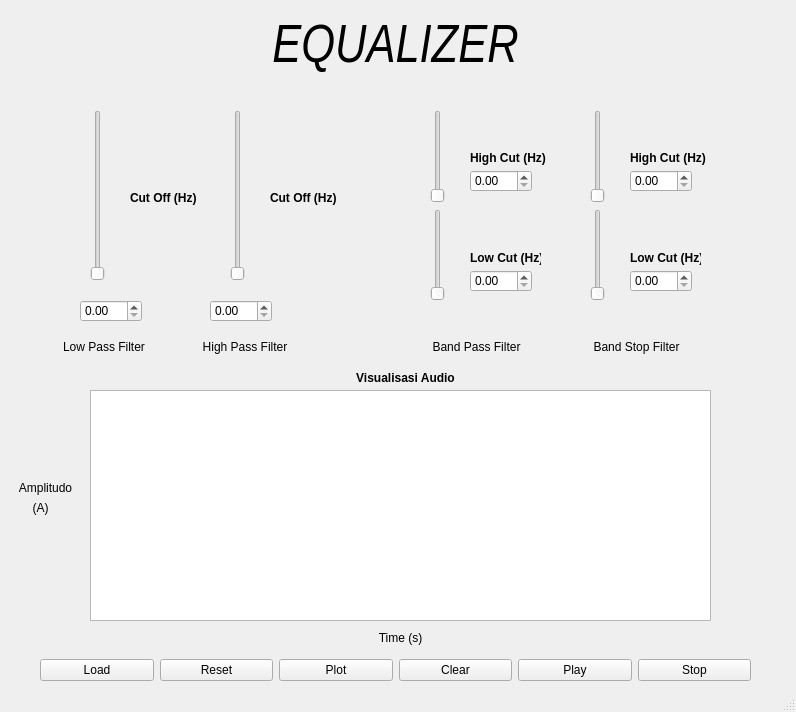
The window that design_Equalizer.ui (TynClause/Equalizer-Audio-Python) describes before a commit, drawn with Qt 5.
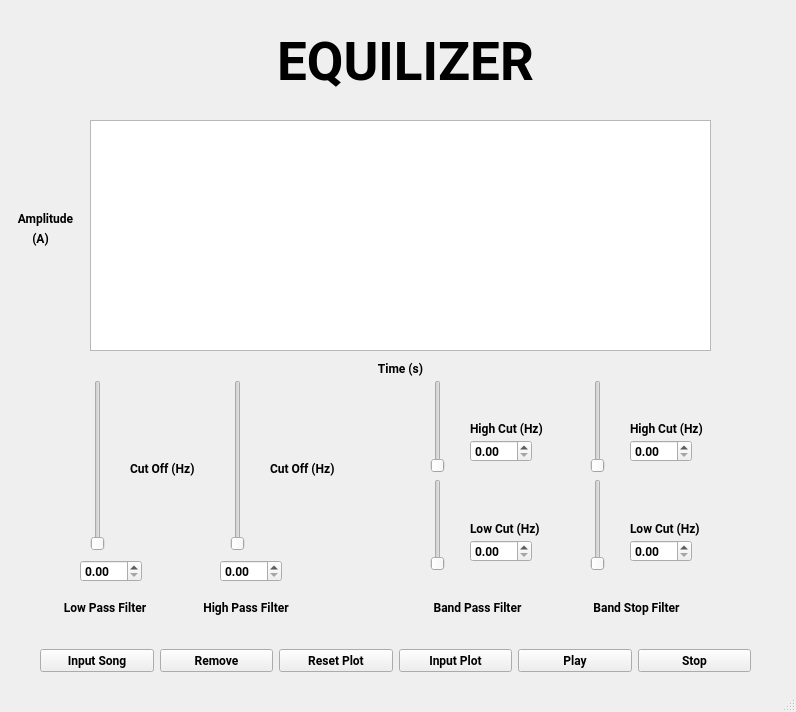
The same window after the commit. Icons and pictures are not drawn.

```diff
--- a/design_Equalizer.ui
+++ b/design_Equalizer.ui
@@ -17,184 +17,41 @@
    <string>MainWindow</string>
   </property>
   <widget class="QWidget" name="centralwidget">
-   <widget class="QWidget" name="verticalLayoutWidget">
-    <property name="geometry">
-     <rect>
-      <x>20</x>
-      <y>9</y>
-      <width>751</width>
-      <height>79</height>
-     </rect>
-    </property>
-    <layout class="QVBoxLayout" name="verticalLayout">
-     <item>
-      <widget class="QLabel" name="Judul">
-       <property name="font">
-        <font>
-         <family>Arial Narrow</family>
-         <pointsize>40</pointsize>
-         <italic>true</italic>
-        </font>
-       </property>
-       <property name="text">
-        <string>EQUALIZER</string>
-       </property>
-       <property name="alignment">
-        <set>Qt::AlignCenter</set>
-       </property>
-      </widget>
-     </item>
-    </layout>
-   </widget>
    <widget class="QGraphicsView" name="graphicsView">
     <property name="geometry">
      <rect>
       <x>90</x>
-      <y>390</y>
+      <y>120</y>
       <width>621</width>
       <height>231</height>
      </rect>
     </property>
-   </widget>
-   <widget class="QWidget" name="verticalLayoutWidget_2">
-    <property name="geometry">
-     <rect>
-      <x>60</x>
-      <y>330</y>
-      <width>88</width>
-      <height>34</height>
-     </rect>
-    </property>
-    <layout class="QVBoxLayout" name="verticalLayout_2">
-     <item>
-      <widget class="QLabel" name="label">
-       <property name="text">
-        <string>Low Pass Filter</string>
-       </property>
-       <property name="alignment">
-        <set>Qt::AlignCenter</set>
-       </property>
-      </widget>
-     </item>
-    </layout>
-   </widget>
-   <widget class="QWidget" name="verticalLayoutWidget_3">
-    <property name="geometry">
-     <rect>
-      <x>200</x>
-      <y>330</y>
-      <width>90</width>
-      <height>34</height>
-     </rect>
-    </property>
-    <layout class="QVBoxLayout" name="verticalLayout_3">
-     <item>
-      <widget class="QLabel" name="label_3">
-       <property name="text">
-        <string>High Pass Filter</string>
-       </property>
-       <property name="alignment">
-        <set>Qt::AlignCenter</set>
-       </property>
-      </widget>
-     </item>
-    </layout>
-   </widget>
-   <widget class="QWidget" name="verticalLayoutWidget_4">
-    <property name="geometry">
-     <rect>
-      <x>430</x>
-      <y>330</y>
-      <width>93</width>
-      <height>34</height>
-     </rect>
-    </property>
-    <layout class="QVBoxLayout" name="verticalLayout_4">
-     <item>
-      <widget class="QLabel" name="label_5">
-       <property name="text">
-        <string>Band Pass Filter</string>
-       </property>
-       <property name="alignment">
-        <set>Qt::AlignCenter</set>
-       </property>
-      </widget>
-     </item>
-    </layout>
-   </widget>
-   <widget class="QWidget" name="verticalLayoutWidget_5">
-    <property name="geometry">
-     <rect>
-      <x>590</x>
-      <y>330</y>
-      <width>93</width>
-      <height>34</height>
-     </rect>
-    </property>
-    <layout class="QVBoxLayout" name="verticalLayout_5">
-     <item>
-      <widget class="QLabel" name="label_7">
-       <property name="text">
-        <string>Band Stop Filter</string>
-       </property>
-       <property name="alignment">
-        <set>Qt::AlignCenter</set>
-       </property>
-      </widget>
-     </item>
-    </layout>
-   </widget>
-   <widget class="QDoubleSpinBox" name="doubleSpinBox">
-    <property name="geometry">
-     <rect>
-      <x>80</x>
-      <y>300</y>
-      <width>62</width>
-      <height>22</height>
-     </rect>
-    </property>
-   </widget>
-   <widget class="QDoubleSpinBox" name="doubleSpinBox_2">
-    <property name="geometry">
-     <rect>
-      <x>210</x>
-      <y>300</y>
-      <width>62</width>
-      <height>22</height>
-     </rect>
-    </property>
-   </widget>
-   <widget class="QDoubleSpinBox" name="doubleSpinBox_4">
-    <property name="geometry">
-     <rect>
-      <x>470</x>
-      <y>270</y>
-      <width>62</width>
-      <height>22</height>
-     </rect>
-    </property>
-   </widget>
-   <widget class="QDoubleSpinBox" name="doubleSpinBox_6">
-    <property name="geometry">
-     <rect>
-      <x>630</x>
-      <y>270</y>
-      <width>62</width>
-      <height>22</height>
-     </rect>
+    <property name="font">
+     <font>
+      <family>Roboto</family>
+      <weight>75</weight>
+      <bold>true</bold>
+     </font>
     </property>
    </widget>
    <widget class="QLabel" name="label_11">
     <property name="geometry">
      <rect>
       <x>10</x>
-      <y>480</y>
+      <y>210</y>
       <width>71</width>
       <height>16</height>
      </rect>
     </property>
+    <property name="font">
+     <font>
+      <family>Roboto</family>
+      <weight>75</weight>
+      <bold>true</bold>
+     </font>
+    </property>
     <property name="text">
-     <string>Amplitudo</string>
+     <string>Amplitude</string>
     </property>
     <property name="alignment">
      <set>Qt::AlignCenter</set>
@@ -204,11 +61,18 @@
     <property name="geometry">
      <rect>
       <x>360</x>
-      <y>630</y>
+      <y>360</y>
       <width>81</width>
       <height>16</height>
      </rect>
     </property>
+    <property name="font">
+     <font>
+      <family>Roboto</family>
+      <weight>75</weight>
+      <bold>true</bold>
+     </font>
+    </property>
     <property name="text">
      <string>Time (s)</string>
     </property>
@@ -216,68 +80,88 @@
      <set>Qt::AlignCenter</set>
     </property>
    </widget>
-   <widget class="QLabel" name="label_13">
-    <property name="geometry">
-     <rect>
-      <x>330</x>
-      <y>370</y>
-      <width>151</width>
-      <height>16</height>
-     </rect>
-    </property>
-    <property name="font">
-     <font>
-      <weight>75</weight>
-      <bold>true</bold>
-     </font>
-    </property>
-    <property name="text">
-     <string>Visualisasi Audio</string>
-    </property>
-    <property name="alignment">
-     <set>Qt::AlignCenter</set>
-    </property>
-   </widget>
    <widget class="QWidget" name="horizontalLayoutWidget_2">
     <property name="geometry">
      <rect>
       <x>40</x>
-      <y>650</y>
+      <y>640</y>
       <width>711</width>
       <height>41</height>
      </rect>
     </property>
+    <property name="font">
+     <font>
+      <family>Roboto</family>
+      <weight>75</weight>
+      <bold>true</bold>
+     </font>
+    </property>
     <layout class="QHBoxLayout" name="horizontalLayout_2">
      <item>
       <widget class="QPushButton" name="pushButton">
+       <property name="font">
+        <font>
+         <family>Roboto</family>
+         <weight>75</weight>
+         <bold>true</bold>
+        </font>
+       </property>
        <property name="text">
-        <string>Load</string>
+        <string>Input Song</string>
        </property>
       </widget>
      </item>
      <item>
       <widget class="QPushButton" name="pushButton_6">
+       <property name="font">
+        <font>
+         <family>Roboto</family>
+         <weight>75</weight>
+         <bold>true</bold>
+        </font>
+       </property>
        <property name="text">
-        <string>Reset</string>
+        <string>Remove</string>
        </property>
       </widget>
      </item>
      <item>
       <widget class="QPushButton" name="pushButton_2">
+       <property name="font">
+        <font>
+         <family>Roboto</family>
+         <weight>75</weight>
+         <bold>true</bold>
+        </font>
+       </property>
        <property name="text">
-        <string>Plot</string>
+        <string>Reset Plot</string>
        </property>
       </widget>
      </item>
      <item>
       <widget class="QPushButton" name="pushButton_3">
+       <property name="font">
+        <font>
+         <family>Roboto</family>
+         <weight>75</weight>
+         <bold>true</bold>
+        </font>
+       </property>
        <property name="text">
-        <string>Clear</string>
+        <string>Input Plot</string>
        </property>
       </widget>
      </item>
      <item>
       <widget class="QPushButton" name="pushButton_4">
+       <property name="font">
+        <font>
+         <family>Roboto</family>
+         <weight>75</weight>
+         <bold>true</bold>
+        </font>
+       </property>
        <property name="text">
         <string>Play</string>
        </property>
@@ -285,6 +169,13 @@
      </item>
      <item>
       <widget class="QPushButton" name="pushButton_5">
+       <property name="font">
+        <font>
+         <family>Roboto</family>
+         <weight>75</weight>
+         <bold>true</bold>
+        </font>
+       </property>
        <property name="text">
         <string>Stop</string>
        </property>
@@ -292,88 +183,145 @@
      </item>
     </layout>
    </widget>
-   <widget class="QWidget" name="verticalLayoutWidget_6">
+   <widget class="QLabel" name="label_14">
     <property name="geometry">
      <rect>
-      <x>430</x>
-      <y>110</y>
-      <width>31</width>
-      <height>191</height>
-     </rect>
-    </property>
-    <layout class="QVBoxLayout" name="verticalLayout_6">
-     <item>
-      <widget class="QSlider" name="C3">
-       <property name="orientation">
-        <enum>Qt::Vertical</enum>
-       </property>
-      </widget>
-     </item>
-     <item>
-      <widget class="QSlider" name="C4">
-       <property name="orientation">
-        <enum>Qt::Vertical</enum>
-       </property>
-      </widget>
-     </item>
-    </layout>
-   </widget>
-   <widget class="QWidget" name="verticalLayoutWidget_7">
-    <property name="geometry">
-     <rect>
-      <x>590</x>
-      <y>110</y>
-      <width>31</width>
-      <height>191</height>
-     </rect>
-    </property>
-    <layout class="QVBoxLayout" name="verticalLayout_7">
-     <item>
-      <widget class="QSlider" name="C5">
-       <property name="orientation">
-        <enum>Qt::Vertical</enum>
-       </property>
-      </widget>
-     </item>
-     <item>
-      <widget class="QSlider" name="C6">
-       <property name="orientation">
-        <enum>Qt::Vertical</enum>
-       </property>
-      </widget>
-     </item>
-    </layout>
-   </widget>
-   <widget class="QLabel" name="label_2">
-    <property name="geometry">
-     <rect>
-      <x>470</x>
-      <y>150</y>
-      <width>81</width>
+      <x>20</x>
+      <y>230</y>
+      <width>41</width>
       <height>16</height>
      </rect>
     </property>
     <property name="font">
      <font>
+      <family>Roboto</family>
       <weight>75</weight>
       <bold>true</bold>
      </font>
     </property>
     <property name="text">
-     <string>High Cut (Hz)</string>
+     <string>(A)</string>
+    </property>
+    <property name="alignment">
+     <set>Qt::AlignCenter</set>
+    </property>
+   </widget>
+   <widget class="QDoubleSpinBox" name="doubleSpinBox_3">
+    <property name="geometry">
+     <rect>
+      <x>470</x>
+      <y>440</y>
+      <width>62</width>
+      <height>22</height>
+     </rect>
+    </property>
+    <property name="font">
+     <font>
+      <family>Roboto</family>
+      <weight>75</weight>
+      <bold>true</bold>
+     </font>
+    </property>
+   </widget>
+   <widget class="QDoubleSpinBox" name="doubleSpinBox_4">
+    <property name="geometry">
+     <rect>
+      <x>470</x>
+      <y>540</y>
+      <width>62</width>
+      <height>22</height>
+     </rect>
+    </property>
+    <property name="font">
+     <font>
+      <family>Roboto</family>
+      <weight>75</weight>
+      <bold>true</bold>
+     </font>
+    </property>
+   </widget>
+   <widget class="QWidget" name="verticalLayoutWidget_3">
+    <property name="geometry">
+     <rect>
+      <x>200</x>
+      <y>590</y>
+      <width>92</width>
+      <height>34</height>
+     </rect>
+    </property>
+    <property name="font">
+     <font>
+      <family>Roboto</family>
+      <weight>75</weight>
+      <bold>true</bold>
+     </font>
+    </property>
+    <layout class="QVBoxLayout" name="verticalLayout_3">
+     <item>
+      <widget class="QLabel" name="label_3">
+       <property name="font">
+        <font>
+         <family>Roboto</family>
+         <weight>75</weight>
+         <bold>true</bold>
+        </font>
+       </property>
+       <property name="text">
+        <string>High Pass Filter</string>
+       </property>
+       <property name="alignment">
+        <set>Qt::AlignCenter</set>
+       </property>
+      </widget>
+     </item>
+    </layout>
+   </widget>
+   <widget class="QDoubleSpinBox" name="doubleSpinBox_2">
+    <property name="geometry">
+     <rect>
+      <x>220</x>
+      <y>560</y>
+      <width>62</width>
+      <height>22</height>
+     </rect>
+    </property>
+    <property name="font">
+     <font>
+      <family>Roboto</family>
+      <weight>75</weight>
+      <bold>true</bold>
+     </font>
+    </property>
+   </widget>
+   <widget class="QDoubleSpinBox" name="doubleSpinBox_5">
+    <property name="geometry">
+     <rect>
+      <x>630</x>
+      <y>440</y>
+      <width>62</width>
+      <height>22</height>
+     </rect>
+    </property>
+    <property name="font">
+     <font>
+      <family>Roboto</family>
+      <weight>75</weight>
+      <bold>true</bold>
+     </font>
     </property>
    </widget>
    <widget class="QLabel" name="label_4">
     <property name="geometry">
      <rect>
       <x>470</x>
-      <y>250</y>
+      <y>520</y>
       <width>71</width>
       <height>16</height>
      </rect>
     </property>
     <property name="font">
      <font>
+      <family>Roboto</family>
       <weight>75</weight>
       <bold>true</bold>
      </font>
@@ -382,17 +330,35 @@
      <string>Low Cut (Hz)</string>
     </property>
    </widget>
+   <widget class="QDoubleSpinBox" name="doubleSpinBox_6">
+    <property name="geometry">
+     <rect>
+      <x>630</x>
+      <y>540</y>
+      <width>62</width>
+      <height>22</height>
+     </rect>
+    </property>
+    <property name="font">
+     <font>
+      <family>Roboto</family>
+      <weight>75</weight>
+      <bold>true</bold>
+     </font>
+    </property>
+   </widget>
    <widget class="QLabel" name="label_6">
     <property name="geometry">
      <rect>
       <x>630</x>
-      <y>150</y>
+      <y>420</y>
       <width>81</width>
       <height>16</height>
      </rect>
     </property>
     <property name="font">
      <font>
+      <family>Roboto</family>
       <weight>75</weight>
       <bold>true</bold>
      </font>
@@ -401,37 +367,32 @@
      <string>High Cut (Hz)</string>
     </property>
    </widget>
-   <widget class="QLabel" name="label_8">
-    <property name="geometry">
-     <rect>
-      <x>630</x>
-      <y>250</y>
-      <width>71</width>
-      <height>16</height>
-     </rect>
-    </property>
-    <property name="font">
-     <font>
-      <weight>75</weight>
-      <bold>true</bold>
-     </font>
-    </property>
-    <property name="text">
-     <string>Low Cut (Hz)</string>
-    </property>
-   </widget>
    <widget class="QWidget" name="verticalLayoutWidget_8">
     <property name="geometry">
      <rect>
       <x>90</x>
-      <y>110</y>
+      <y>380</y>
       <width>31</width>
       <height>171</height>
      </rect>
     </property>
+    <property name="font">
+     <font>
+      <family>Roboto</family>
+      <weight>75</weight>
+      <bold>true</bold>
+     </font>
+    </property>
     <layout class="QVBoxLayout" name="verticalLayout_8">
      <item>
       <widget class="QSlider" name="C1">
+       <property name="font">
+        <font>
+         <family>Roboto</family>
+         <weight>75</weight>
+         <bold>true</bold>
+        </font>
+       </property>
        <property name="orientation">
         <enum>Qt::Vertical</enum>
        </property>
@@ -439,18 +400,311 @@
      </item>
     </layout>
    </widget>
+   <widget class="QLabel" name="label_10">
+    <property name="geometry">
+     <rect>
+      <x>270</x>
+      <y>460</y>
+      <width>81</width>
+      <height>16</height>
+     </rect>
+    </property>
+    <property name="font">
+     <font>
+      <family>Roboto</family>
+      <weight>75</weight>
+      <bold>true</bold>
+     </font>
+    </property>
+    <property name="text">
+     <string>Cut Off (Hz)</string>
+    </property>
+   </widget>
+   <widget class="QLabel" name="label_8">
+    <property name="geometry">
+     <rect>
+      <x>630</x>
+      <y>520</y>
+      <width>71</width>
+      <height>16</height>
+     </rect>
+    </property>
+    <property name="font">
+     <font>
+      <family>Roboto</family>
+      <weight>75</weight>
+      <bold>true</bold>
+     </font>
+    </property>
+    <property name="text">
+     <string>Low Cut (Hz)</string>
+    </property>
+   </widget>
+   <widget class="QWidget" name="verticalLayoutWidget_5">
+    <property name="geometry">
+     <rect>
+      <x>590</x>
+      <y>590</y>
+      <width>93</width>
+      <height>34</height>
+     </rect>
+    </property>
+    <property name="font">
+     <font>
+      <family>Roboto</family>
+      <weight>75</weight>
+      <bold>true</bold>
+     </font>
+    </property>
+    <layout class="QVBoxLayout" name="verticalLayout_5">
+     <item>
+      <widget class="QLabel" name="label_7">
+       <property name="font">
+        <font>
+         <family>Roboto</family>
+         <weight>75</weight>
+         <bold>true</bold>
+        </font>
+       </property>
+       <property name="text">
+        <string>Band Stop Filter</string>
+       </property>
+       <property name="alignment">
+        <set>Qt::AlignCenter</set>
+       </property>
+      </widget>
+     </item>
+    </layout>
+   </widget>
+   <widget class="QDoubleSpinBox" name="doubleSpinBox">
+    <property name="geometry">
+     <rect>
+      <x>80</x>
+      <y>560</y>
+      <width>62</width>
+      <height>22</height>
+     </rect>
+    </property>
+    <property name="font">
+     <font>
+      <family>Roboto</family>
+      <weight>75</weight>
+      <bold>true</bold>
+     </font>
+    </property>
+   </widget>
+   <widget class="QWidget" name="verticalLayoutWidget_4">
+    <property name="geometry">
+     <rect>
+      <x>430</x>
+      <y>590</y>
+      <width>95</width>
+      <height>34</height>
+     </rect>
+    </property>
+    <property name="font">
+     <font>
+      <family>Roboto</family>
+      <weight>75</weight>
+      <bold>true</bold>
+     </font>
+    </property>
+    <layout class="QVBoxLayout" name="verticalLayout_4">
+     <item>
+      <widget class="QLabel" name="label_5">
+       <property name="font">
+        <font>
+         <family>Roboto</family>
+         <weight>75</weight>
+         <bold>true</bold>
+        </font>
+       </property>
+       <property name="text">
+        <string>Band Pass Filter</string>
+       </property>
+       <property name="alignment">
+        <set>Qt::AlignCenter</set>
+       </property>
+      </widget>
+     </item>
+    </layout>
+   </widget>
    <widget class="QWidget" name="verticalLayoutWidget_9">
     <property name="geometry">
      <rect>
       <x>230</x>
-      <y>110</y>
+      <y>380</y>
       <width>31</width>
       <height>171</height>
      </rect>
     </property>
+    <property name="font">
+     <font>
+      <family>Roboto</family>
+      <weight>75</weight>
+      <bold>true</bold>
+     </font>
+    </property>
     <layout class="QVBoxLayout" name="verticalLayout_9">
      <item>
       <widget class="QSlider" name="C2">
+       <property name="font">
+        <font>
+         <family>Roboto</family>
+         <weight>75</weight>
+         <bold>true</bold>
+        </font>
+       </property>
+       <property name="orientation">
+        <enum>Qt::Vertical</enum>
+       </property>
+      </widget>
+     </item>
+    </layout>
+   </widget>
+   <widget class="QWidget" name="verticalLayoutWidget_7">
+    <property name="geometry">
+     <rect>
+      <x>590</x>
+      <y>380</y>
+      <width>31</width>
+      <height>191</height>
+     </rect>
+    </property>
+    <property name="font">
+     <font>
+      <family>Roboto</family>
+      <weight>75</weight>
+      <bold>true</bold>
+     </font>
+    </property>
+    <layout class="QVBoxLayout" name="verticalLayout_7">
+     <item>
+      <widget class="QSlider" name="C5">
+       <property name="font">
+        <font>
+         <family>Roboto</family>
+         <weight>75</weight>
+         <bold>true</bold>
+        </font>
+       </property>
+       <property name="orientation">
+        <enum>Qt::Vertical</enum>
+       </property>
+      </widget>
+     </item>
+     <item>
+      <widget class="QSlider" name="C6">
+       <property name="font">
+        <font>
+         <family>Roboto</family>
+         <weight>75</weight>
+         <bold>true</bold>
+        </font>
+       </property>
+       <property name="orientation">
+        <enum>Qt::Vertical</enum>
+       </property>
+      </widget>
+     </item>
+    </layout>
+   </widget>
+   <widget class="QWidget" name="verticalLayoutWidget_2">
+    <property name="geometry">
+     <rect>
+      <x>60</x>
+      <y>590</y>
+      <width>90</width>
+      <height>34</height>
+     </rect>
+    </property>
+    <property name="font">
+     <font>
+      <family>Roboto</family>
+      <weight>75</weight>
+      <bold>true</bold>
+     </font>
+    </property>
+    <layout class="QVBoxLayout" name="verticalLayout_2">
+     <item>
+      <widget class="QLabel" name="label">
+       <property name="font">
+        <font>
+         <family>Roboto</family>
+         <weight>75</weight>
+         <bold>true</bold>
+        </font>
+       </property>
+       <property name="text">
+        <string>Low Pass Filter</string>
+       </property>
+       <property name="alignment">
+        <set>Qt::AlignCenter</set>
+       </property>
+      </widget>
+     </item>
+    </layout>
+   </widget>
+   <widget class="QLabel" name="label_2">
+    <property name="geometry">
+     <rect>
+      <x>470</x>
+      <y>420</y>
+      <width>81</width>
+      <height>16</height>
+     </rect>
+    </property>
+    <property name="font">
+     <font>
+      <family>Roboto</family>
+      <weight>75</weight>
+      <bold>true</bold>
+     </font>
+    </property>
+    <property name="text">
+     <string>High Cut (Hz)</string>
+    </property>
+   </widget>
+   <widget class="QWidget" name="verticalLayoutWidget_6">
+    <property name="geometry">
+     <rect>
+      <x>430</x>
+      <y>380</y>
+      <width>31</width>
+      <height>191</height>
+     </rect>
+    </property>
+    <property name="font">
+     <font>
+      <family>Roboto</family>
+      <weight>75</weight>
+      <bold>true</bold>
+     </font>
+    </property>
+    <layout class="QVBoxLayout" name="verticalLayout_6">
+     <item>
+      <widget class="QSlider" name="C3">
+       <property name="font">
+        <font>
+         <family>Roboto</family>
+         <weight>75</weight>
+         <bold>true</bold>
+        </font>
+       </property>
+       <property name="orientation">
+        <enum>Qt::Vertical</enum>
+       </property>
+      </widget>
+     </item>
+     <item>
+      <widget class="QSlider" name="C4">
+       <property name="font">
+        <font>
+         <family>Roboto</family>
+         <weight>75</weight>
+         <bold>true</bold>
+        </font>
+       </property>
        <property name="orientation">
         <enum>Qt::Vertical</enum>
        </property>
@@ -462,13 +716,14 @@
     <property name="geometry">
      <rect>
       <x>130</x>
-      <y>190</y>
+      <y>460</y>
       <width>71</width>
       <height>16</height>
      </rect>
     </property>
     <property name="font">
      <font>
+      <family>Roboto</family>
       <weight>75</weight>
       <bold>true</bold>
      </font>
@@ -477,60 +732,58 @@
      <string>Cut Off (Hz)</string>
     </property>
    </widget>
-   <widget class="QLabel" name="label_10">
+   <widget class="QWidget" name="horizontalLayoutWidget">
     <property name="geometry">
      <rect>
-      <x>270</x>
-      <y>190</y>
-      <width>81</width>
-      <height>16</height>
+      <x>100</x>
+      <y>20</y>
+      <width>611</width>
+      <height>83</height>
      </rect>
     </property>
-    <property name="font">
-     <font>
-      <weight>75</weight>
-      <bold>true</bold>
-     </font>
-    </property>
-    <property name="text">
-     <string>Cut Off (Hz)</string>
-    </property>
-   </widget>
-   <widget class="QDoubleSpinBox" name="doubleSpinBox_3">
-    <property name="geometry">
-     <rect>
-      <x>470</x>
-      <y>170</y>
-      <width>62</width>
-      <height>22</height>
-     </rect>
-    </property>
-   </widget>
-   <widget class="QDoubleSpinBox" name="doubleSpinBox_5">
-    <property name="geometry">
-     <rect>
-      <x>630</x>
-      <y>170</y>
-      <width>62</width>
-      <height>22</height>
-     </rect>
-    </property>
-   </widget>
-   <widget class="QLabel" name="label_14">
-    <property name="geometry">
-     <rect>
-      <x>20</x>
-      <y>500</y>
-      <width>41</width>
-      <height>16</height>
-     </rect>
-    </property>
-    <property name="text">
-     <string>(A)</string>
-    </property>
-    <property name="alignment">
-     <set>Qt::AlignCenter</set>
-    </property>
+    <layout class="QHBoxLayout" name="horizontalLayout">
+     <item>
+      <widget class="QLabel" name="label_13">
+       <property name="styleSheet">
+        <string notr="true">image: url(:/newPrefix/img/python.png);</string>
+       </property>
+       <property name="text">
+        <string/>
+       </property>
+      </widget>
+     </item>
+     <item>
+      <widget class="QLabel" name="label_16">
+       <property name="font">
+        <font>
+         <family>Roboto</family>
+         <pointsize>40</pointsize>
+         <weight>75</weight>
+         <bold>true</bold>
+        </font>
+       </property>
+       <property name="layoutDirection">
+        <enum>Qt::LeftToRight</enum>
+       </property>
+       <property name="text">
+        <string>EQUILIZER</string>
+       </property>
+       <property name="alignment">
+        <set>Qt::AlignCenter</set>
+       </property>
+      </widget>
+     </item>
+     <item>
+      <widget class="QLabel" name="label_15">
+       <property name="styleSheet">
+        <string notr="true">image: url(:/newPrefix/img/equilizer.png);</string>
+       </property>
+       <property name="text">
+        <string/>
+       </property>
+      </widget>
+     </item>
+    </layout>
    </widget>
   </widget>
   <widget class="QStatusBar" name="statusbar"/>
```
Left out of the diff: 4 changed lines with no effect on the pictures.
